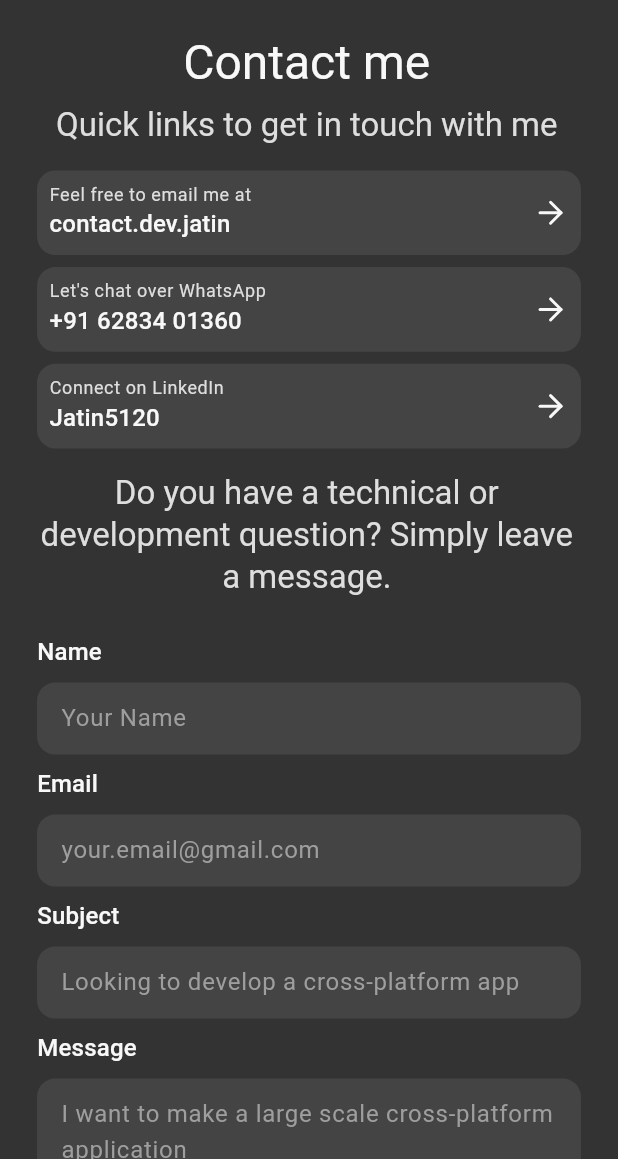
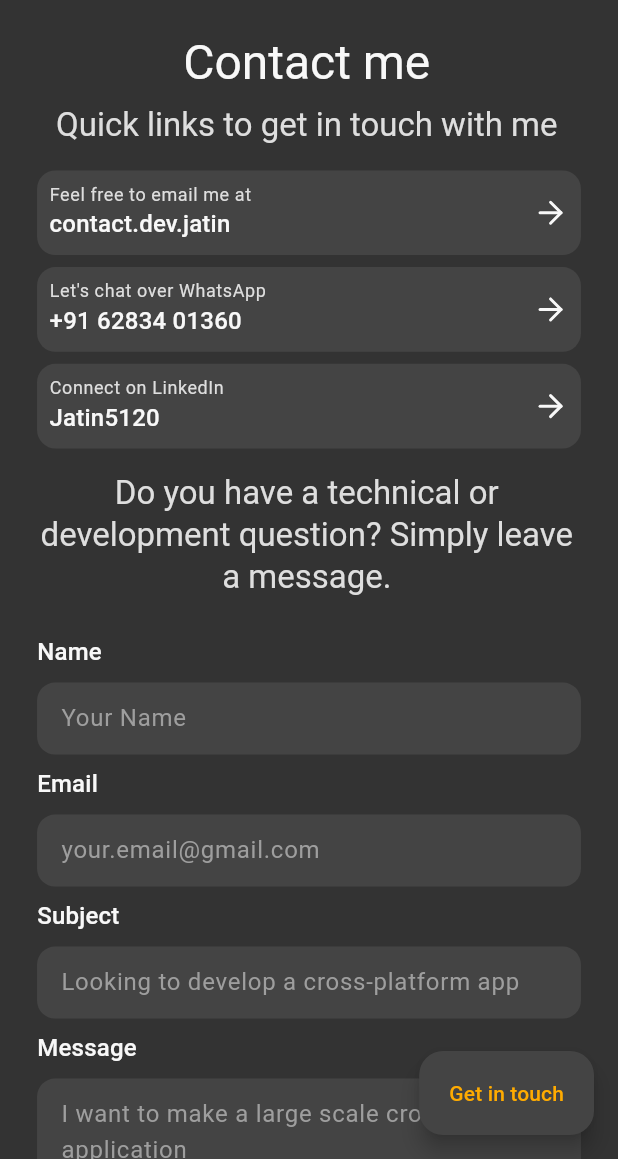
Before and after one commit to Jatin5120/portfolio, a Flutter app: the screen it shows after launch, scrolled down 2304 dp, on a phone screen of 412 x 824 dp, the part 77-1236 px from its top. Run offline on Flutter 3.47's test engine with Material 3 defaults, Android fonts, the phone set to English and light mode, and no system bars; our stand-ins replace cloud_firestore, firebase_core, flutter_screenutil, flutter_svg, get, google_fonts and 2 more; accounts and stored records are empty.

Commit message:
feat: mobile nav and get in touch FAB

```diff
--- a/lib/views/dashboard/dashboard_view.dart
+++ b/lib/views/dashboard/dashboard_view.dart
@@ -20,20 +20,26 @@ class DashboardView extends StatelessWidget {
           Utility.setWebTitle('Jatin | Flutter Developer');
           Get.find<DashboardController>().precache(context);
         },
-        builder: (context) {
-          return const Scaffold(
-            appBar: PreferredSize(
+        builder: (controller) {
+          return Scaffold(
+            key: controller.dashboardKey,
+            appBar: const PreferredSize(
               preferredSize: Size.fromHeight(Dimens.navbarHeight),
               child: NavBar(),
             ),
+            endDrawer: context.responsiveState.isMobile ? const NavDrawer() : null,
+            floatingActionButton: context.responsiveState.isMobile ? const GetInTouchButtonFAB() : null,
             body: SingleChildScrollView(
               child: Column(
                 children: [
-                  Landing(),
-                  About(),
-                  Projects(),
-                  Testimonials(),
-                  Contact(),
+                  const Landing(),
+                  const About(),
+                  const Projects(),
+                  const Testimonials(),
+                  const Contact(),
+                  if (context.responsiveState.isMobile) ...[
+                    const SizedBox(height: 50),
+                  ],
                 ],
               ),
             ),
--- a/lib/views/dashboard/widgets/buttons/get_in_touch.dart
+++ b/lib/views/dashboard/widgets/buttons/get_in_touch.dart
@@ -1,6 +1,7 @@
-import 'package:flutter/widgets.dart';
+import 'package:flutter/material.dart';
 import 'package:get/get.dart';
 import 'package:portfolio/controllers/controllers.dart';
+import 'package:portfolio/res/res.dart';
 import 'package:portfolio/widgets/widgets.dart';
 
 class GetInTouchButton extends StatelessWidget {
@@ -15,3 +16,17 @@ class GetInTouchButton extends StatelessWidget {
     );
   }
 }
+
+class GetInTouchButtonFAB extends StatelessWidget {
+  const GetInTouchButtonFAB({super.key});
+
+  @override
+  Widget build(BuildContext context) {
+    return FloatingActionButton.extended(
+      backgroundColor: AppColors.cardDark,
+      foregroundColor: AppColors.primary,
+      onPressed: Get.find<DashboardController>().onGetInTouch,
+      label: const Text('Get in touch'),
+    );
+  }
+}
--- a/lib/views/dashboard/widgets/widgets.dart
+++ b/lib/views/dashboard/widgets/widgets.dart
@@ -4,6 +4,7 @@ export 'contact_card.dart';
 export 'contact_form.dart';
 export 'loading_projects.dart';
 export 'my_photo.dart';
+export 'nav_drawer.dart';
 export 'project_card.dart';
 export 'quote.dart';
 export 'testimonial_card.dart';
--- a/lib/widgets/nav_bar/mobile.dart
+++ b/lib/widgets/nav_bar/mobile.dart
@@ -7,14 +7,17 @@ class _NavbarMobile extends StatelessWidget {
   Widget build(BuildContext context) {
     return Padding(
       padding: ResponsiveState.mobile.navbarPadding,
-      child: const Row(
+      child: Row(
         crossAxisAlignment: CrossAxisAlignment.center,
         children: [
-          AppLogo(),
-          Spacer(),
-          AppIcon(
-            AssetConstants.menu,
-            color: AppColors.primary,
+          const AppLogo(),
+          const Spacer(),
+          TapHandler(
+            onTap: () => Get.find<DashboardController>().toggleDrawer(true),
+            child: const AppIcon(
+              AssetConstants.menu,
+              color: AppColors.primary,
+            ),
           ),
         ],
       ),
--- a/lib/widgets/nav_bar/nav_bar.dart
+++ b/lib/widgets/nav_bar/nav_bar.dart
@@ -1,4 +1,6 @@
 import 'package:flutter/material.dart';
+import 'package:get/get.dart';
+import 'package:portfolio/controllers/controllers.dart';
 import 'package:portfolio/res/res.dart';
 import 'package:portfolio/utils/utils.dart';
 import 'package:portfolio/views/views.dart';
```
Also changed, not shown: lib/controllers/dashboard/dashboard_controller.dart (+11 -0 lines), lib/views/dashboard/widgets/nav_drawer.dart (added, +32 -0 lines).
